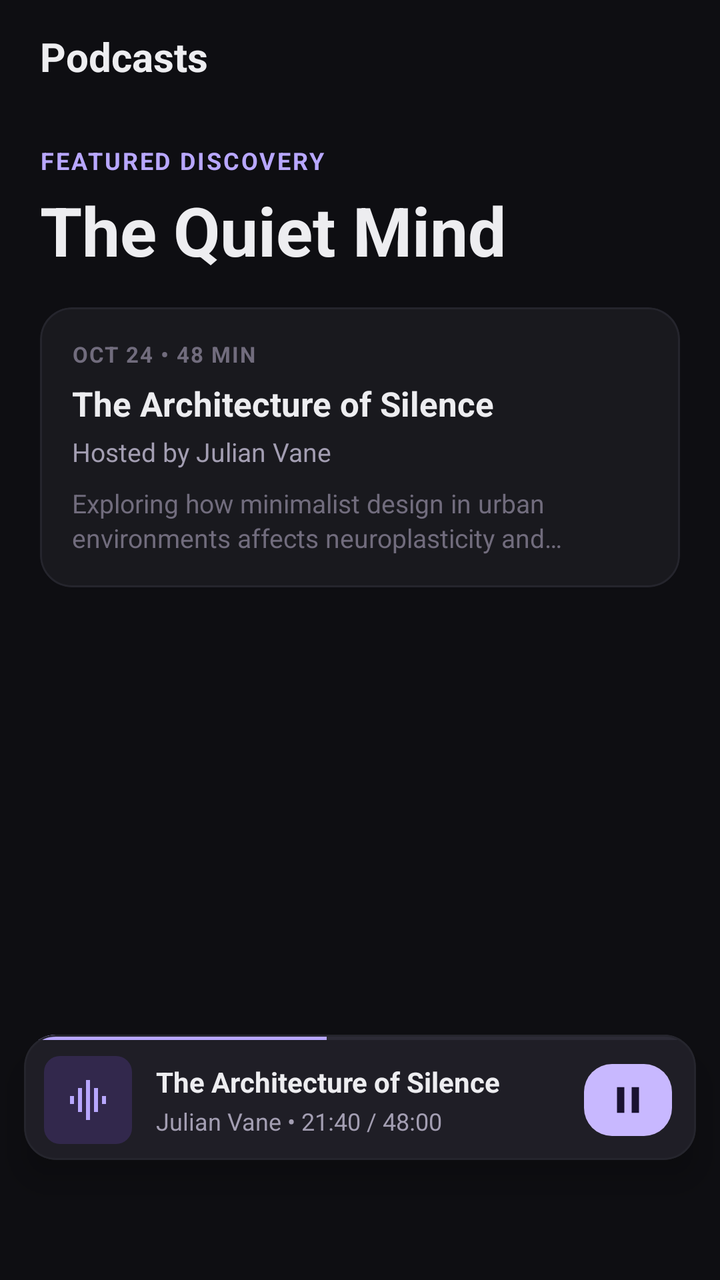
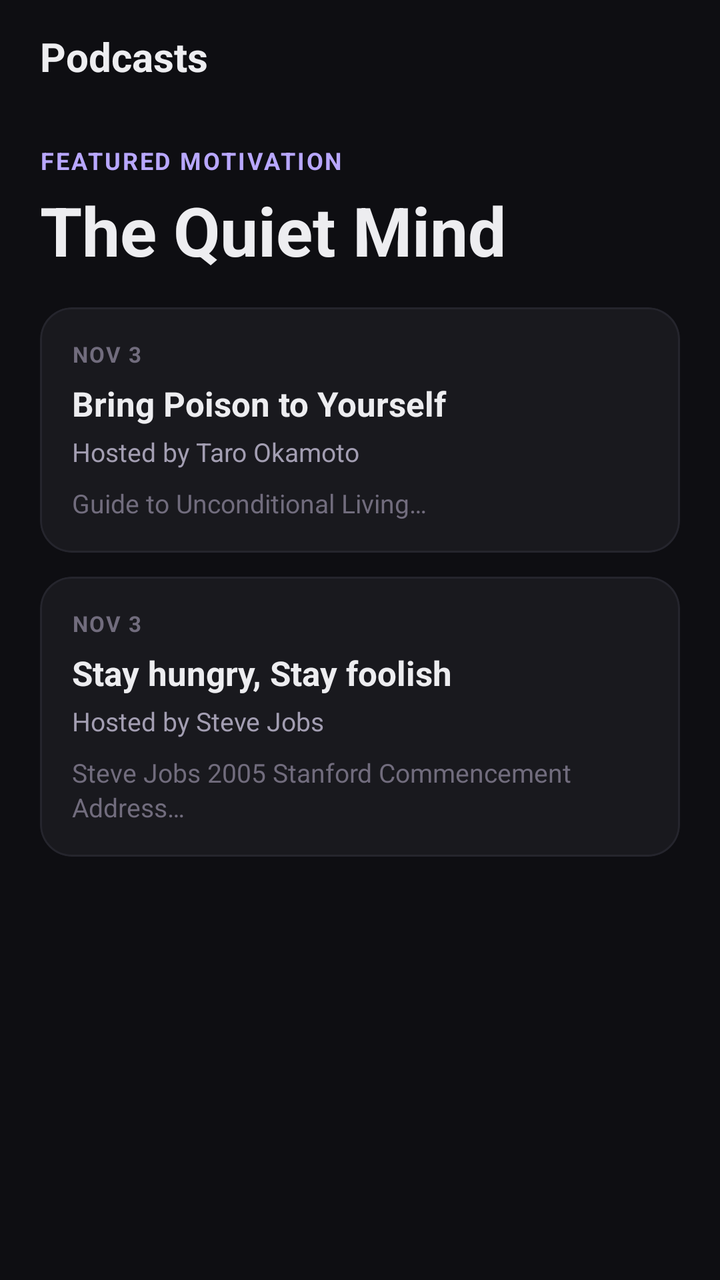

The first picture is an Android layout as it rendered before a commit; the second is the same layout after the commit. The layout source and the unified diff follow.
<!-- AndroidManifest.xml: application theme Theme.Copy -->
<!-- res/layout/activity_main.xml -->
<?xml version="1.0" encoding="utf-8"?>
<androidx.constraintlayout.widget.ConstraintLayout xmlns:android="http://schemas.android.com/apk/res/android"
    xmlns:app="http://schemas.android.com/apk/res-auto"
    xmlns:tools="http://schemas.android.com/tools"
    android:id="@+id/main"
    android:layout_width="match_parent"
    android:layout_height="match_parent"
    android:background="@color/bg_dark"
    tools:context=".MainActivity">

    
    <androidx.constraintlayout.widget.ConstraintLayout
        android:id="@+id/topBar"
        android:layout_width="0dp"
        android:layout_height="wrap_content"
        android:minHeight="56dp"
        android:paddingHorizontal="@dimen/screen_padding_horizontal"
        android:paddingVertical="8dp"
        app:layout_constrainedWidth="true"
        app:layout_constraintEnd_toEndOf="parent"
        app:layout_constraintStart_toStartOf="parent"
        app:layout_constraintTop_toTopOf="parent"
        app:layout_constraintWidth_max="@dimen/max_content_width">

        <TextView
            android:id="@+id/tvAppTitle"
            android:layout_width="wrap_content"
            android:layout_height="wrap_content"
            android:layout_marginStart="14dp"
            android:text="@string/podcasts_title"
            android:textColor="@color/text_primary"
            android:textSize="20sp"
            android:textStyle="bold"
            app:layout_constraintBottom_toBottomOf="parent"
            app:layout_constraintTop_toTopOf="parent"
            tools:ignore="MissingConstraints" />

    </androidx.constraintlayout.widget.ConstraintLayout>

    
    <androidx.core.widget.NestedScrollView
        android:id="@+id/scrollView"
        android:layout_width="0dp"
        android:layout_height="0dp"
        android:clipToPadding="false"
        android:fillViewport="true"
        android:paddingBottom="130dp"
        app:layout_constraintBottom_toBottomOf="parent"
        app:layout_constraintEnd_toEndOf="parent"
        app:layout_constraintStart_toStartOf="parent"
        app:layout_constraintTop_toBottomOf="@id/topBar">

        <LinearLayout
            android:layout_width="match_parent"
            android:layout_height="wrap_content"
            android:orientation="vertical"
            android:paddingHorizontal="@dimen/screen_padding_horizontal"
            android:paddingTop="16dp"
            android:paddingBottom="8dp">

            
            <TextView
                android:id="@+id/tvFeaturedSubtitle"
                android:layout_width="wrap_content"
                android:layout_height="wrap_content"
                android:letterSpacing="0.08"
                android:text="@string/featured_discovery"
                android:textColor="@color/accent_purple"
                android:textSize="@dimen/featured_subtitle_size"
                android:textStyle="bold" />

            <TextView
                android:id="@+id/tvFeaturedTitle"
                android:layout_width="wrap_content"
                android:layout_height="wrap_content"
                android:paddingTop="4dp"
                android:paddingBottom="16dp"
                android:text="@string/the_quiet_mind"
                android:textColor="@color/text_primary"
                android:textSize="@dimen/featured_title_size"
                android:textStyle="bold" />

            
            <com.google.android.material.card.MaterialCardView
                android:layout_width="match_parent"
                android:layout_height="wrap_content"
                android:layout_marginBottom="@dimen/card_margin_bottom"
                app:cardBackgroundColor="@color/surface_card"
                app:cardCornerRadius="@dimen/card_corner_radius"
                app:cardElevation="0dp"
                app:strokeColor="@color/surface_card_stroke"
                app:strokeWidth="1dp">

                <LinearLayout
                    android:layout_width="match_parent"
                    android:layout_height="wrap_content"
                    android:orientation="vertical"
                    android:padding="@dimen/card_padding">

                    <RelativeLayout
                        android:layout_width="match_parent"
                        android:layout_height="wrap_content">
                        <TextView
                            android:layout_width="wrap_content"
                            android:layout_height="wrap_content"
                            android:layout_alignParentStart="true"
                            android:layout_centerVertical="true"
                            android:layout_marginEnd="8dp"
                            android:letterSpacing="0.06"
                            android:text="@string/ep1_meta"
                            android:textColor="@color/text_muted"
                            android:textSize="@dimen/card_meta_size"
                            android:textStyle="bold" />

                    </RelativeLayout>

                    <TextView
                        android:layout_width="wrap_content"
                        android:layout_height="wrap_content"
                        android:layout_marginTop="6dp"
                        android:text="@string/ep1_title"
                        android:textColor="@color/text_primary"
                        android:textSize="@dimen/card_title_size"
                        android:textStyle="bold" />

                    <TextView
                        android:layout_width="wrap_content"
                        android:layout_height="wrap_content"
                        android:layout_marginTop="4dp"
                        android:text="@string/ep1_host"
                        android:textColor="@color/text_secondary"
                        android:textSize="@dimen/card_host_size" />

                    <TextView
                        android:layout_width="wrap_content"
                        android:layout_height="wrap_content"
                        android:layout_marginTop="8dp"
                        android:ellipsize="end"
                        android:lineSpacingExtra="2dp"
                        android:maxLines="2"
                        android:text="@string/ep1_desc"
                        android:textColor="@color/text_muted"
                        android:textSize="@dimen/card_desc_size" />

                </LinearLayout>
            </com.google.android.material.card.MaterialCardView>

        </LinearLayout>
    </androidx.core.widget.NestedScrollView>

    
    <com.google.android.material.card.MaterialCardView
        android:id="@+id/miniPlayerCard"
        android:layout_width="0dp"
        android:layout_height="wrap_content"
        android:layout_marginHorizontal="12dp"
        android:layout_marginBottom="8dp"
        app:cardBackgroundColor="@color/surface_player"
        app:cardCornerRadius="16dp"
        app:cardElevation="10dp"
        app:layout_constrainedWidth="true"
        app:layout_constraintBottom_toTopOf="@id/bottomNav"
        app:layout_constraintEnd_toEndOf="parent"
        app:layout_constraintStart_toStartOf="parent"
        app:layout_constraintWidth_max="@dimen/max_content_width"
        app:strokeColor="@color/surface_card_stroke"
        app:strokeWidth="1dp">

        <LinearLayout
            android:layout_width="match_parent"
            android:layout_height="wrap_content"
            android:orientation="vertical">

            
            <ProgressBar
                android:id="@+id/playerProgressBar"
                style="?android:attr/progressBarStyleHorizontal"
                android:layout_width="match_parent"
                android:layout_height="2.5dp"
                android:max="100"
                android:progress="45"
                android:progressDrawable="@drawable/player_progress" />

            
            <androidx.constraintlayout.widget.ConstraintLayout
                android:layout_width="match_parent"
                android:layout_height="wrap_content"
                android:paddingStart="10dp"
                android:paddingTop="8dp"
                android:paddingEnd="12dp"
                android:paddingBottom="8dp">

                
                <ImageView
                    android:id="@+id/ivPlayerThumb"
                    android:layout_width="44dp"
                    android:layout_height="44dp"
                    android:background="@drawable/bg_album_art"
                    android:contentDescription="@string/player_title"
                    android:padding="10dp"
                    android:src="@drawable/ic_waveform"
                    app:layout_constraintBottom_toBottomOf="parent"
                    app:layout_constraintStart_toStartOf="parent"
                    app:layout_constraintTop_toTopOf="parent" />

                
                <LinearLayout
                    android:layout_width="0dp"
                    android:layout_height="wrap_content"
                    android:layout_marginStart="12dp"
                    android:layout_marginEnd="12dp"
                    android:orientation="vertical"
                    app:layout_constraintBottom_toBottomOf="parent"
                    app:layout_constraintEnd_toStartOf="@id/btnPause"
                    app:layout_constraintStart_toEndOf="@id/ivPlayerThumb"
                    app:layout_constraintTop_toTopOf="parent">

                    <TextView
                        android:id="@+id/tvPlayerTitle"
                        android:layout_width="wrap_content"
                        android:layout_height="wrap_content"
                        android:ellipsize="end"
                        android:maxLines="1"
                        android:text="@string/player_title"
                        android:textColor="@color/text_primary"
                        android:textSize="14sp"
                        android:textStyle="bold" />

                    <TextView
                        android:id="@+id/tvPlayerSubtitle"
                        android:layout_width="wrap_content"
                        android:layout_height="wrap_content"
                        android:layout_marginTop="2dp"
                        android:ellipsize="end"
                        android:maxLines="1"
                        android:text="@string/player_subtitle"
                        android:textColor="@color/text_secondary"
                        android:textSize="12sp" />

                </LinearLayout>

                
                <ImageView
                    android:id="@+id/btnPause"
                    android:layout_width="44dp"
                    android:layout_height="36dp"
                    android:background="@drawable/bg_player_play_btn"
                    android:contentDescription="@string/cd_pause"
                    android:paddingHorizontal="10dp"
                    android:paddingVertical="7dp"
                    android:src="@drawable/ic_pause"
                    app:layout_constraintBottom_toBottomOf="parent"
                    app:layout_constraintEnd_toEndOf="parent"
                    app:layout_constraintTop_toTopOf="parent" />

            </androidx.constraintlayout.widget.ConstraintLayout>

        </LinearLayout>
    </com.google.android.material.card.MaterialCardView>

    
    <LinearLayout
        android:id="@+id/bottomNav"
        android:layout_width="0dp"
        android:layout_height="52dp"
        android:background="@color/bg_dark"
        android:gravity="center_vertical"
        android:orientation="horizontal"
        app:layout_constraintBottom_toBottomOf="parent"
        app:layout_constraintEnd_toEndOf="parent"
        app:layout_constraintStart_toStartOf="parent"
    />

</androidx.constraintlayout.widget.ConstraintLayout>
<!-- resources referenced by this layout -->
<resources>
  <color name="accent_purple">#B8A7FF</color>
  <color name="bg_dark">#0E0E12</color>
  <color name="surface_card">#19191E</color>
  <color name="surface_card_stroke">#25252D</color>
  <color name="surface_player">#1F1E26</color>
  <color name="text_muted">#716C7D</color>
  <color name="text_primary">#EDEDF0</color>
  <color name="text_secondary">#A39EB2</color>
  <dimen name="card_corner_radius">16dp</dimen>
  <dimen name="card_desc_size">13sp</dimen>
  <dimen name="card_host_size">13sp</dimen>
  <dimen name="card_margin_bottom">12dp</dimen>
  <dimen name="card_meta_size">11sp</dimen>
  <dimen name="card_padding">16dp</dimen>
  <dimen name="card_title_size">17sp</dimen>
  <dimen name="featured_subtitle_size">12sp</dimen>
  <dimen name="featured_title_size">34sp</dimen>
  <dimen name="max_content_width">640dp</dimen>
  <dimen name="screen_padding_horizontal">20dp</dimen>
  <!-- drawable bg_album_art (drawable) -->
  <?xml version="1.0" encoding="utf-8"?>
  <shape xmlns:android="http://schemas.android.com/apk/res/android"
      android:shape="rectangle">
      <corners android:radius="8dp" />
      <solid android:color="@color/accent_purple_container" />
  </shape>
  <!-- drawable bg_player_play_btn (drawable) -->
  <?xml version="1.0" encoding="utf-8"?>
  <shape xmlns:android="http://schemas.android.com/apk/res/android"
      android:shape="rectangle">
      <corners android:radius="14dp" />
      <solid android:color="@color/accent_purple_button" />
  </shape>
  <!-- drawable ic_pause (drawable) -->
  <vector xmlns:android="http://schemas.android.com/apk/res/android"
      android:width="24dp"
      android:height="24dp"
      android:viewportWidth="24"
      android:viewportHeight="24">
    <path
        android:fillColor="@color/player_btn_icon"
        android:pathData="M6,19h4V5H6v14zm8,-14v14h4V5h-4z"/>
  </vector>
  <!-- drawable ic_waveform (drawable) -->
  <vector xmlns:android="http://schemas.android.com/apk/res/android"
      android:width="24dp"
      android:height="24dp"
      android:viewportWidth="24"
      android:viewportHeight="24">
    <path
        android:fillColor="@color/accent_purple"
        android:pathData="M7,18h2V6H7v12zm4,4h2V2h-2v20zm-8,-8h2v-4H3v4zm12,4h2V6h-2v12zm4,-8v4h2v-4h-2z"/>
  </vector>
  <string name="cd_pause">Pause</string>
  <string name="ep1_desc">Exploring how minimalist design in urban environments affects neuroplasticity and…</string>
  <string name="ep1_host">Hosted by Julian Vane</string>
  <string name="ep1_meta">OCT 24 • 48 MIN</string>
  <string name="ep1_title">The Architecture of Silence</string>
  <string name="featured_discovery">FEATURED DISCOVERY</string>
  <string name="player_subtitle">Julian Vane • 21:40 / 48:00</string>
  <string name="player_title">The Architecture of Silence</string>
  <string name="podcasts_title">Podcasts</string>
  <string name="the_quiet_mind">The Quiet Mind</string>
  <style name="Theme.Copy" parent="Base.Theme.Copy" />
  <color name="accent_purple_container">#32284C</color>
  <color name="accent_purple_button">#C8B8FF</color>
  <color name="player_btn_icon">#1A1230</color>
  <color name="player_progress_track">#2C2B36</color>
  <style name="Base.Theme.Copy" parent="Theme.Material3.DayNight.NoActionBar">
          
          
      </style>
  <!-- unchanged entries left out for length: 1 -->
</resources>

<!-- the commit's change to res/layout/activity_main.xml (unified diff, before → after) -->
@@ -7,7 +7,6 @@
     android:layout_height="match_parent"
     android:background="@color/bg_dark"
     tools:context=".MainActivity">
-
     
     <androidx.constraintlayout.widget.ConstraintLayout
         android:id="@+id/topBar"
@@ -21,7 +20,6 @@
         app:layout_constraintStart_toStartOf="parent"
         app:layout_constraintTop_toTopOf="parent"
         app:layout_constraintWidth_max="@dimen/max_content_width">
-
         <TextView
             android:id="@+id/tvAppTitle"
             android:layout_width="wrap_content"
@@ -36,7 +34,6 @@
             tools:ignore="MissingConstraints" />
 
     </androidx.constraintlayout.widget.ConstraintLayout>
-
     
     <androidx.core.widget.NestedScrollView
         android:id="@+id/scrollView"
@@ -49,7 +46,6 @@
         app:layout_constraintEnd_toEndOf="parent"
         app:layout_constraintStart_toStartOf="parent"
         app:layout_constraintTop_toBottomOf="@id/topBar">
-
         <LinearLayout
             android:layout_width="match_parent"
             android:layout_height="wrap_content"
@@ -57,7 +53,6 @@
             android:paddingHorizontal="@dimen/screen_padding_horizontal"
             android:paddingTop="16dp"
             android:paddingBottom="8dp">
-
             
             <TextView
                 android:id="@+id/tvFeaturedSubtitle"
@@ -68,7 +63,6 @@
                 android:textColor="@color/accent_purple"
                 android:textSize="@dimen/featured_subtitle_size"
                 android:textStyle="bold" />
-
             <TextView
                 android:id="@+id/tvFeaturedTitle"
                 android:layout_width="wrap_content"
@@ -79,9 +73,9 @@
                 android:textColor="@color/text_primary"
                 android:textSize="@dimen/featured_title_size"
                 android:textStyle="bold" />
-
             
             <com.google.android.material.card.MaterialCardView
+                android:id="@+id/podcastCard"
                 android:layout_width="match_parent"
                 android:layout_height="wrap_content"
                 android:layout_marginBottom="@dimen/card_margin_bottom"
@@ -90,13 +84,11 @@
                 app:cardElevation="0dp"
                 app:strokeColor="@color/surface_card_stroke"
                 app:strokeWidth="1dp">
-
                 <LinearLayout
                     android:layout_width="match_parent"
                     android:layout_height="wrap_content"
                     android:orientation="vertical"
                     android:padding="@dimen/card_padding">
-
                     <RelativeLayout
                         android:layout_width="match_parent"
                         android:layout_height="wrap_content">
@@ -111,9 +103,7 @@
                             android:textColor="@color/text_muted"
                             android:textSize="@dimen/card_meta_size"
                             android:textStyle="bold" />
-
                     </RelativeLayout>
-
                     <TextView
                         android:layout_width="wrap_content"
                         android:layout_height="wrap_content"
@@ -122,7 +112,6 @@
                         android:textColor="@color/text_primary"
                         android:textSize="@dimen/card_title_size"
                         android:textStyle="bold" />
-
                     <TextView
                         android:layout_width="wrap_content"
                         android:layout_height="wrap_content"
@@ -130,7 +119,6 @@
                         android:text="@string/ep1_host"
                         android:textColor="@color/text_secondary"
                         android:textSize="@dimen/card_host_size" />
-
                     <TextView
                         android:layout_width="wrap_content"
                         android:layout_height="wrap_content"
@@ -144,7 +132,63 @@
 
                 </LinearLayout>
             </com.google.android.material.card.MaterialCardView>
-
+            <com.google.android.material.card.MaterialCardView
+                android:id="@+id/steaveCard"
+                android:layout_width="match_parent"
+                android:layout_height="wrap_content"
+                android:layout_marginBottom="@dimen/card_margin_bottom"
+                app:cardBackgroundColor="@color/surface_card"
+                app:cardCornerRadius="@dimen/card_corner_radius"
+                app:cardElevation="0dp"
+                app:strokeColor="@color/surface_card_stroke"
+                app:strokeWidth="1dp">
+                <LinearLayout
+                    android:layout_width="match_parent"
+                    android:layout_height="wrap_content"
+                    android:orientation="vertical"
+                    android:padding="@dimen/card_padding">
+                    <RelativeLayout
+                        android:layout_width="match_parent"
+                        android:layout_height="wrap_content">
+                        <TextView
+                            android:layout_width="wrap_content"
+                            android:layout_height="wrap_content"
+                            android:layout_alignParentStart="true"
+                            android:layout_centerVertical="true"
+                            android:layout_marginEnd="8dp"
+                            android:letterSpacing="0.06"
+                            android:text="@string/ep2_meta"
+                            android:textColor="@color/text_muted"
+                            android:textSize="@dimen/card_meta_size"
+                            android:textStyle="bold" />
+                    </RelativeLayout>
+                    <TextView
+                        android:layout_width="wrap_content"
+                        android:layout_height="wrap_content"
+                        android:layout_marginTop="6dp"
+                        android:text="@string/ep2_title"
+                        android:textColor="@color/text_primary"
+                        android:textSize="@dimen/card_title_size"
+                        android:textStyle="bold" />
+                    <TextView
+                        android:layout_width="wrap_content"
+                        android:layout_height="wrap_content"
+                        android:layout_marginTop="4dp"
+                        android:text="@string/ep2_host"
+                        android:textColor="@color/text_secondary"
+                        android:textSize="@dimen/card_host_size" />
+                    <TextView
+                        android:layout_width="wrap_content"
+                        android:layout_height="wrap_content"
+                        android:layout_marginTop="8dp"
+                        android:ellipsize="end"
+                        android:lineSpacingExtra="2dp"
+                        android:maxLines="2"
+                        android:text="@string/ep2_desc"
+                        android:textColor="@color/text_muted"
+                        android:textSize="@dimen/card_desc_size" />
+                </LinearLayout>
+            </com.google.android.material.card.MaterialCardView>
         </LinearLayout>
     </androidx.core.widget.NestedScrollView>
 
@@ -155,6 +199,8 @@
         android:layout_height="wrap_content"
         android:layout_marginHorizontal="12dp"
         android:layout_marginBottom="8dp"
+        android:visibility="gone"
+        tools:visibility="visible"
         app:cardBackgroundColor="@color/surface_player"
         app:cardCornerRadius="16dp"
         app:cardElevation="10dp"
@@ -165,12 +211,10 @@
         app:layout_constraintWidth_max="@dimen/max_content_width"
         app:strokeColor="@color/surface_card_stroke"
         app:strokeWidth="1dp">
-
         <LinearLayout
             android:layout_width="match_parent"
             android:layout_height="wrap_content"
             android:orientation="vertical">
-
             
             <ProgressBar
                 android:id="@+id/playerProgressBar"
@@ -178,9 +222,8 @@
                 android:layout_width="match_parent"
                 android:layout_height="2.5dp"
                 android:max="100"
-                android:progress="45"
+                android:progress="0"
                 android:progressDrawable="@drawable/player_progress" />
-
             
             <androidx.constraintlayout.widget.ConstraintLayout
                 android:layout_width="match_parent"
@@ -189,7 +232,6 @@
                 android:paddingTop="8dp"
                 android:paddingEnd="12dp"
                 android:paddingBottom="8dp">
-
                 
                 <ImageView
                     android:id="@+id/ivPlayerThumb"
@@ -202,7 +244,6 @@
                     app:layout_constraintBottom_toBottomOf="parent"
                     app:layout_constraintStart_toStartOf="parent"
                     app:layout_constraintTop_toTopOf="parent" />
-
                 
                 <LinearLayout
                     android:layout_width="0dp"
@@ -214,7 +255,6 @@
                     app:layout_constraintEnd_toStartOf="@id/btnPause"
                     app:layout_constraintStart_toEndOf="@id/ivPlayerThumb"
                     app:layout_constraintTop_toTopOf="parent">
-
                     <TextView
                         android:id="@+id/tvPlayerTitle"
                         android:layout_width="wrap_content"
@@ -225,7 +265,6 @@
                         android:textColor="@color/text_primary"
                         android:textSize="14sp"
                         android:textStyle="bold" />
-
                     <TextView
                         android:id="@+id/tvPlayerSubtitle"
                         android:layout_width="wrap_content"
@@ -236,9 +275,7 @@
                         android:text="@string/player_subtitle"
                         android:textColor="@color/text_secondary"
                         android:textSize="12sp" />
-
                 </LinearLayout>
-
                 
                 <ImageView
                     android:id="@+id/btnPause"
@@ -248,13 +285,11 @@
                     android:contentDescription="@string/cd_pause"
                     android:paddingHorizontal="10dp"
                     android:paddingVertical="7dp"
-                    android:src="@drawable/ic_pause"
+                    android:src="@drawable/ic_play"
                     app:layout_constraintBottom_toBottomOf="parent"
                     app:layout_constraintEnd_toEndOf="parent"
                     app:layout_constraintTop_toTopOf="parent" />
-
             </androidx.constraintlayout.widget.ConstraintLayout>
-
         </LinearLayout>
     </com.google.android.material.card.MaterialCardView>
 
<!-- resource entries referenced after the edit -->
@@ -33,7 +33,7 @@
       <corners android:radius="14dp" />
       <solid android:color="@color/accent_purple_button" />
   </shape>
-  <!-- drawable ic_pause (drawable) -->
+  <!-- drawable ic_play (drawable) -->
   <vector xmlns:android="http://schemas.android.com/apk/res/android"
       android:width="24dp"
       android:height="24dp"
@@ -41,7 +41,7 @@
       android:viewportHeight="24">
     <path
         android:fillColor="@color/player_btn_icon"
-        android:pathData="M6,19h4V5H6v14zm8,-14v14h4V5h-4z"/>
+        android:pathData="M8,5v14l11,-7z"/>
   </vector>
   <!-- drawable ic_waveform (drawable) -->
   <vector xmlns:android="http://schemas.android.com/apk/res/android"
@@ -53,12 +53,16 @@
         android:fillColor="@color/accent_purple"
         android:pathData="M7,18h2V6H7v12zm4,4h2V2h-2v20zm-8,-8h2v-4H3v4zm12,4h2V6h-2v12zm4,-8v4h2v-4h-2z"/>
   </vector>
-  <string name="cd_pause">Pause</string>
-  <string name="ep1_desc">Exploring how minimalist design in urban environments affects neuroplasticity and…</string>
-  <string name="ep1_host">Hosted by Julian Vane</string>
-  <string name="ep1_meta">OCT 24 • 48 MIN</string>
-  <string name="ep1_title">The Architecture of Silence</string>
-  <string name="featured_discovery">FEATURED DISCOVERY</string>
+  <string name="cd_pause">Play or pause</string>
+  <string name="ep1_desc">Guide to Unconditional Living…</string>
+  <string name="ep1_host">Hosted by Taro Okamoto</string>
+  <string name="ep1_meta">NOV 3</string>
+  <string name="ep1_title">Bring Poison to Yourself</string>
+  <string name="ep2_desc">Steve Jobs 2005 Stanford Commencement Address…</string>
+  <string name="ep2_host">Hosted by Steve Jobs</string>
+  <string name="ep2_meta">NOV 3</string>
+  <string name="ep2_title">Stay hungry, Stay foolish</string>
+  <string name="featured_discovery">FEATURED MOTIVATION</string>
   <string name="player_subtitle">Julian Vane • 21:40 / 48:00</string>
   <string name="player_title">The Architecture of Silence</string>
   <string name="podcasts_title">Podcasts</string>
